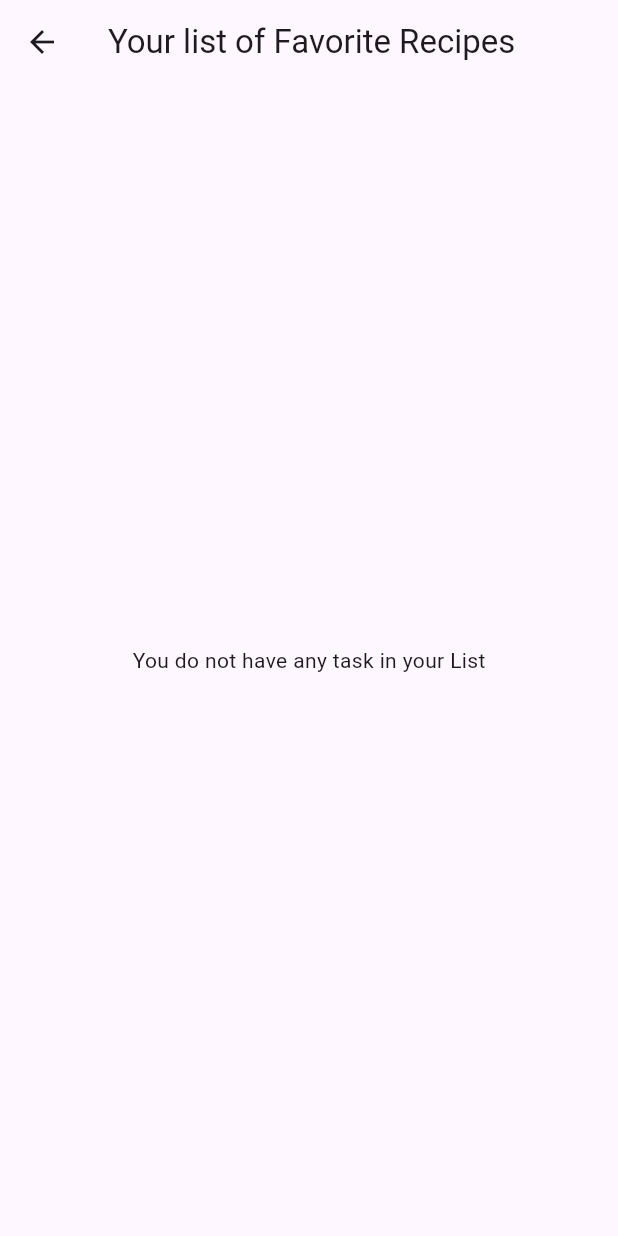
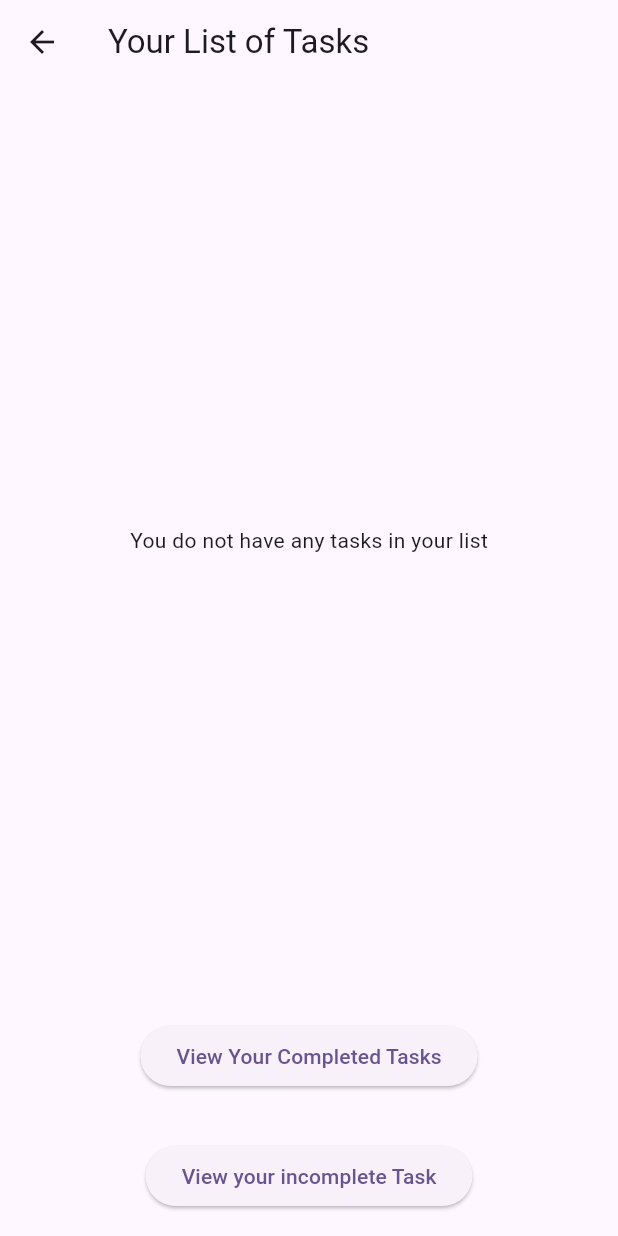
Before and after one commit to divory2/cw3v2, a Flutter app: the screen it shows after launch, after a tap on "View Your TaskList", on a phone screen of 412 x 824 dp. Run offline on Flutter 3.47's test engine with Material 3 defaults, Android fonts, the phone set to English and light mode, and no system bars.

Commit message:
added the widget for completedTaskList and added logic for unchecked tasks

```diff
--- a/lib/TaskList.dart
+++ b/lib/TaskList.dart
@@ -1,33 +1,104 @@
 import 'package:flutter/material.dart';
+import 'package:cw3v2/completeTaskList.dart';
 
+class TaskListScreen extends StatefulWidget {
+  final List<String> taskList;
 
-class TaskListscreen extends StatelessWidget {
-  final List<String> taskList;
-  TaskListscreen({required this.taskList});
+  TaskListScreen({required this.taskList});
+
+  @override
+  _TaskListScreenState createState() => _TaskListScreenState();
+}
+
+class _TaskListScreenState extends State<TaskListScreen> {
+  Map<String, bool> selectedTask = {};
+  List<String> checkedTasks = [];
+  List<String> uncheckedTasks = [];
+
+  @override
+  void initState() {
+    super.initState();
+    // Initialize all tasks as unchecked
+    uncheckedTasks = List.from(widget.taskList);
+    for (var task in widget.taskList) {
+      selectedTask[task] = false;
+    }
+  }
+
+  void _taskSelection(String task, bool? value) {
+    setState(() {
+      selectedTask[task] = value ?? false;
+
+      if (value == true) {
+        if (!checkedTasks.contains(task)) checkedTasks.add(task);
+        uncheckedTasks.remove(task);
+      } else {
+        if (!uncheckedTasks.contains(task)) uncheckedTasks.add(task);
+        checkedTasks.remove(task);
+      }
+    });
+  }
+
+  void _sendCompletedList() {
+    Navigator.push(
+      context,
+      MaterialPageRoute(
+        builder: (context) => CompleteTaskListScreen(completedTask: checkedTasks),
+      ),
+    );
+  }
+  void _sendUncheckedCompletedList() {
+    Navigator.push(
+      context,
+      MaterialPageRoute(
+        builder: (context) => CompleteTaskListScreen(completedTask: uncheckedTasks),
+      ),
+    );
+  }
 
   @override
   Widget build(BuildContext context) {
-
-
     return Scaffold(
-
       appBar: AppBar(
-      title: Text('Your list of Favorite Recipes'),
-
+        title: Text('Your List of Tasks'),
       ),
-    body: taskList.isEmpty? Center(
-      child: Text('You do not have any task in your List'),
-
-    ):ListView.builder(
-      itemCount: taskList.length,
-      itemBuilder: (context, index){
+      body: Column(
+        children: [
+          Expanded(
+            child: widget.taskList.isEmpty
+                ? Center(child: Text('You do not have any tasks in your list'))
+                : ListView.builder(
+                    itemCount: widget.taskList.length,
+                    itemBuilder: (context, index) {
+                      String task = widget.taskList[index];
                       return ListTile(
-          title: Text(taskList[index])
+                        title: Text(task),
+                        leading: Checkbox(
+                          value: selectedTask[task] ?? false,
+                          onChanged: (bool? value) {
+                            _taskSelection(task, value);
+                          },
+                        ),
                       );
                     },
                   ),
-
-
+          ),
+          Padding(
+            padding: const EdgeInsets.all(16.0),
+            child: ElevatedButton(
+              onPressed: _sendCompletedList,
+              child: Text('View Your Completed Tasks'),
+            ),
+          ),
+          Padding(
+            padding: const EdgeInsets.all(16.0),
+            child: ElevatedButton(
+              onPressed: _sendUncheckedCompletedList,
+              child: Text('View your incomplete Task'),
+            ),
+          ),
+        ],
+      ),
     );
   }
 }
--- a/lib/main.dart
+++ b/lib/main.dart
@@ -78,7 +78,7 @@
   void _sendToTaskList(){
     Navigator.push(
                       context,
-                    MaterialPageRoute(builder: (context)=> TaskListscreen(taskList: taskList),
+                    MaterialPageRoute(builder: (context)=> TaskListScreen(taskList: taskList),
 
 
                     )
```
Also changed, not shown: lib/completeTaskList.dart (added, +33 -0 lines). Lines whose indentation alone changed are shown as unchanged.
